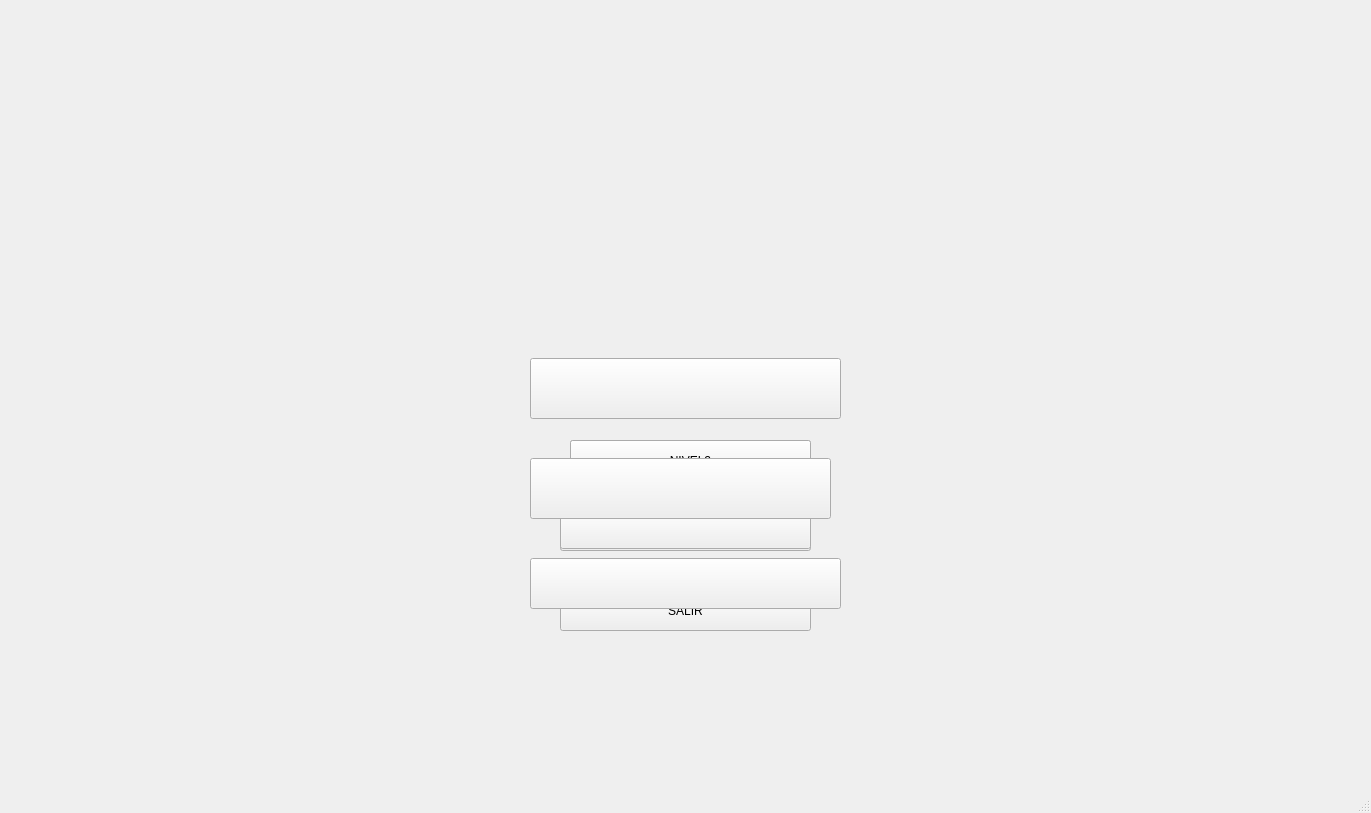
Above: Juego/Juego/mainwindow.ui from ladyszuleta-hub/Proyecto_final before the change. Below: the same form after it.
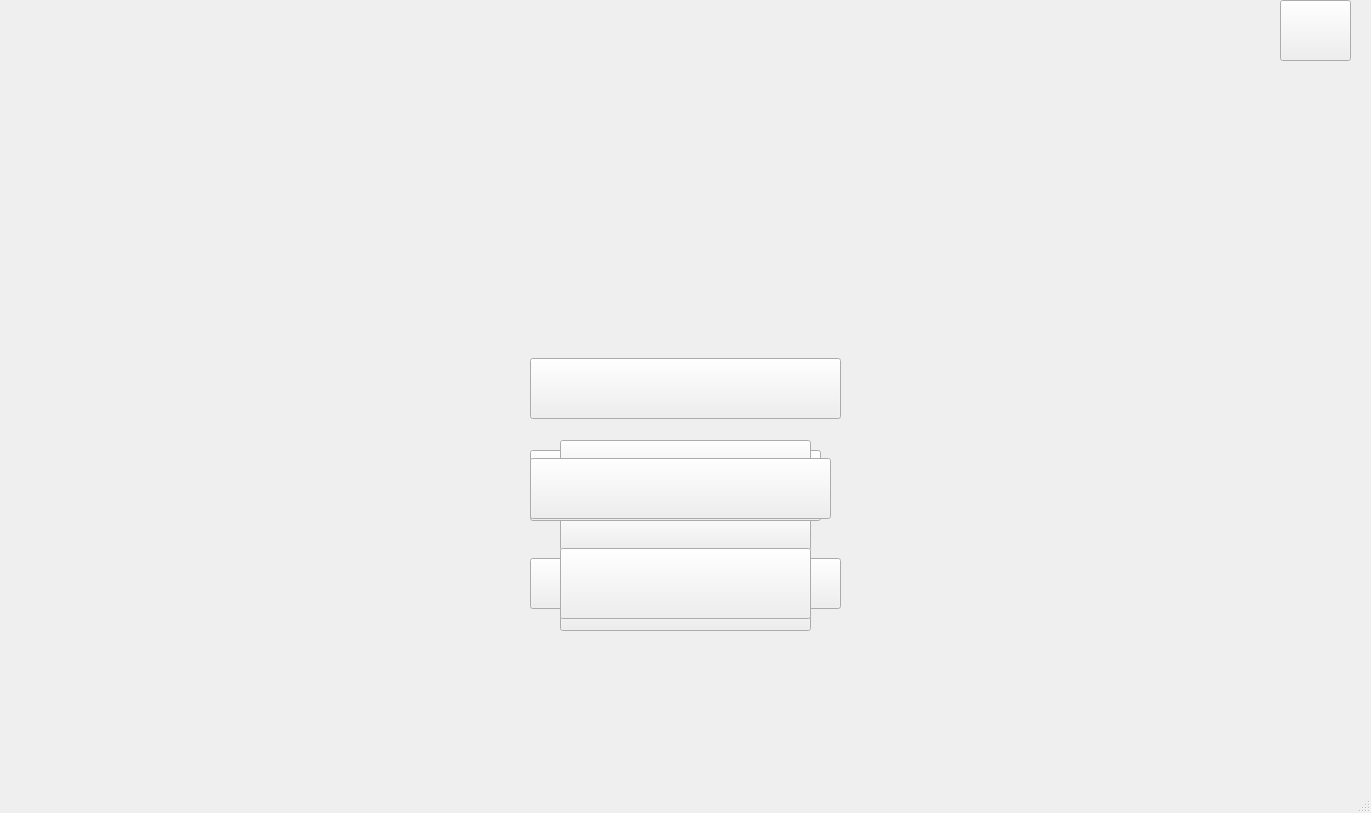
That is the form after the change.

Commit message: Se agrega musica de fondo y de recoleccion

```diff
--- a/Juego/Juego/mainwindow.ui
+++ b/Juego/Juego/mainwindow.ui
@@ -27,19 +27,6 @@
      <string/>
     </property>
    </widget>
-   <widget class="QPushButton" name="btnOpciones">
-    <property name="geometry">
-     <rect>
-      <x>570</x>
-      <y>440</y>
-      <width>241</width>
-      <height>41</height>
-     </rect>
-    </property>
-    <property name="text">
-     <string>OPCIONES</string>
-    </property>
-   </widget>
    <widget class="QPushButton" name="btnCreditos">
     <property name="geometry">
      <rect>
@@ -50,16 +37,16 @@
      </rect>
     </property>
     <property name="text">
-     <string>CREDITOS</string>
+     <string/>
     </property>
    </widget>
    <widget class="QPushButton" name="btnSalir">
     <property name="geometry">
      <rect>
       <x>560</x>
-      <y>590</y>
+      <y>580</y>
       <width>251</width>
-      <height>41</height>
+      <height>51</height>
      </rect>
     </property>
     <property name="text">
@@ -69,14 +56,14 @@
    <widget class="QPushButton" name="btnNivel2">
     <property name="geometry">
      <rect>
-      <x>570</x>
-      <y>440</y>
-      <width>241</width>
-      <height>41</height>
+      <x>530</x>
+      <y>450</y>
+      <width>291</width>
+      <height>71</height>
      </rect>
     </property>
     <property name="text">
-     <string>NIVEL2</string>
+     <string/>
     </property>
    </widget>
    <widget class="QPushButton" name="btnnivel1">
@@ -85,7 +72,7 @@
       <x>560</x>
       <y>358</y>
       <width>251</width>
-      <height>41</height>
+      <height>61</height>
      </rect>
     </property>
     <property name="text">
@@ -96,7 +83,7 @@
     <property name="geometry">
      <rect>
       <x>560</x>
-      <y>508</y>
+      <y>440</y>
       <width>251</width>
       <height>41</height>
      </rect>
@@ -144,6 +131,32 @@
      <string/>
     </property>
    </widget>
+   <widget class="QPushButton" name="btnsalirju">
+    <property name="geometry">
+     <rect>
+      <x>560</x>
+      <y>548</y>
+      <width>251</width>
+      <height>71</height>
+     </rect>
+    </property>
+    <property name="text">
+     <string/>
+    </property>
+   </widget>
+   <widget class="QPushButton" name="btnMusica">
+    <property name="geometry">
+     <rect>
+      <x>1280</x>
+      <y>0</y>
+      <width>71</width>
+      <height>61</height>
+     </rect>
+    </property>
+    <property name="text">
+     <string/>
+    </property>
+   </widget>
   </widget>
   <widget class="QMenuBar" name="menubar">
    <property name="geometry">
```
The commit also changes 16 other files.
